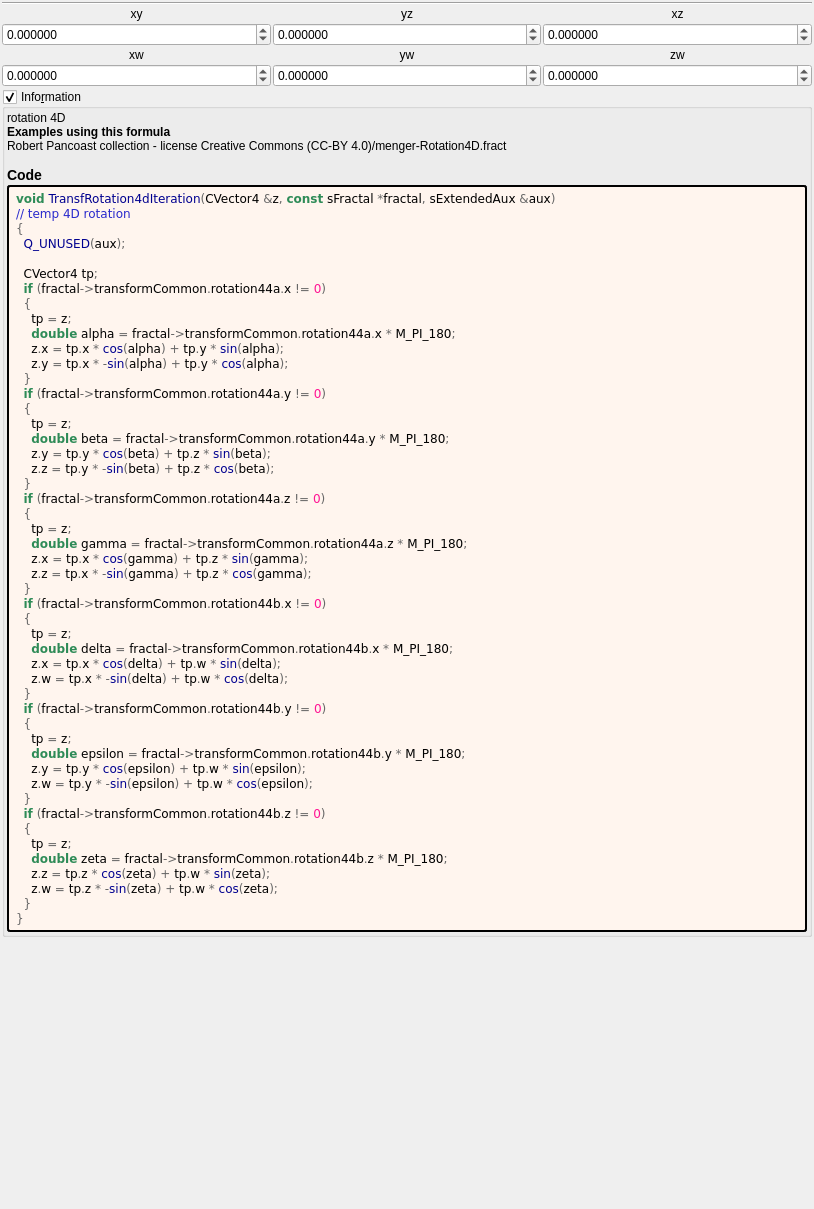
The window that mandelbulber2/formula/ui/transf_rotation4d.ui (buddhi1980/mandelbulber2) describes before a commit, drawn with Qt 5.
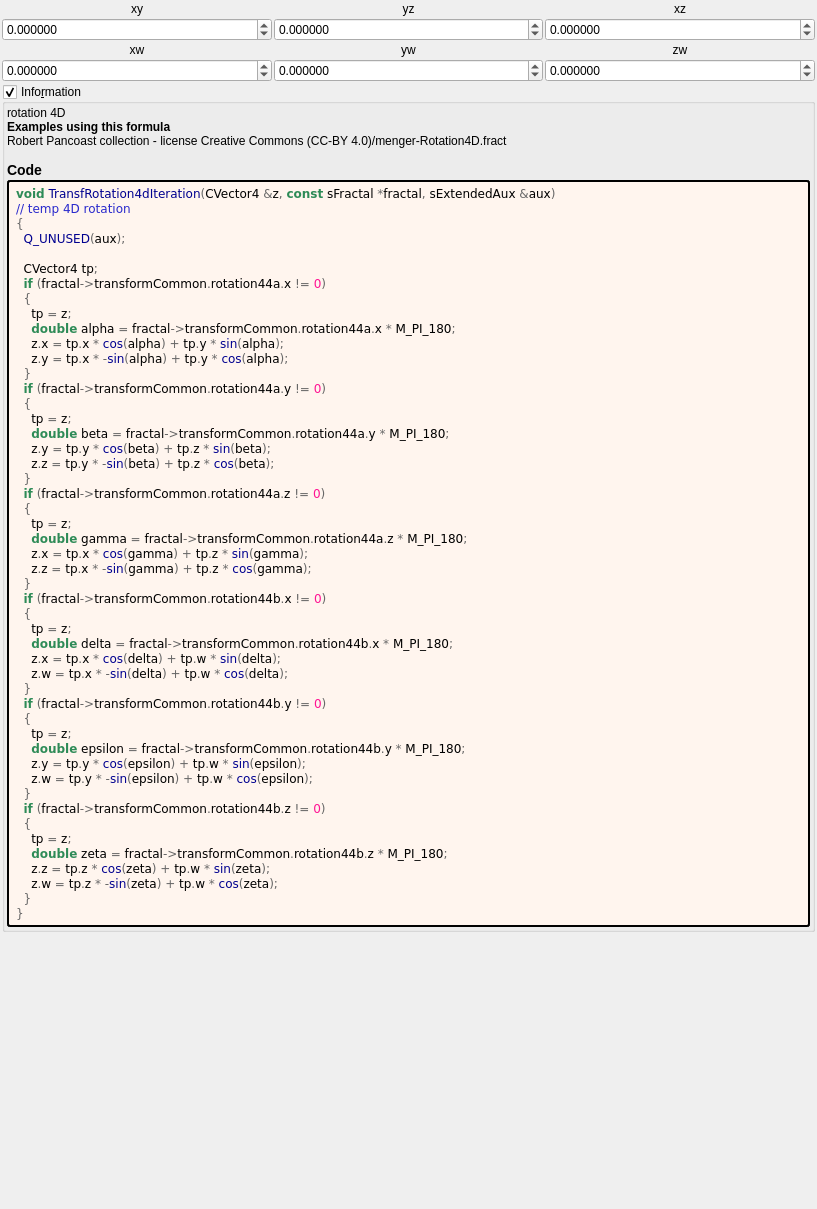
The same window after the commit. Custom widgets are drawn as their Qt base class.

Diff of the .ui file:
```diff
--- a/mandelbulber2/formula/ui/transf_rotation4d.ui
+++ b/mandelbulber2/formula/ui/transf_rotation4d.ui
@@ -6,7 +6,7 @@
    <rect>
     <x>0</x>
     <y>0</y>
-    <width>814</width>
+    <width>817</width>
     <height>1209</height>
    </rect>
   </property>
@@ -34,7 +34,7 @@
      <property name="spacing">
       <number>2</number>
      </property>
-     <item row="2" column="2">
+     <item row="1" column="2">
       <widget class="MyDoubleSpinBox" name="spinboxd3_transf_rotation44a_z">
        <property name="sizePolicy">
         <sizepolicy hsizetype="Minimum" vsizetype="Maximum">
@@ -62,80 +62,7 @@
        </property>
       </widget>
      </item>
-     <item row="2" column="0">
-      <widget class="MyDoubleSpinBox" name="spinboxd3_transf_rotation44a_x">
-       <property name="sizePolicy">
-        <sizepolicy hsizetype="Minimum" vsizetype="Maximum">
-         <horstretch>0</horstretch>
-         <verstretch>0</verstretch>
-        </sizepolicy>
-       </property>
-       <property name="prefix">
-        <string/>
-       </property>
-       <property name="suffix">
-        <string/>
-       </property>
-       <property name="decimals">
-        <number>6</number>
-       </property>
-       <property name="minimum">
-        <double>-180.000000000000000</double>
-       </property>
-       <property name="maximum">
-        <double>180.000000000000000</double>
-       </property>
-       <property name="singleStep">
-        <double>1.000000000000000</double>
-       </property>
-      </widget>
-     </item>
-     <item row="0" column="0" colspan="3">
-      <widget class="Line" name="line_2">
-       <property name="orientation">
-        <enum>Qt::Horizontal</enum>
-       </property>
-      </widget>
-     </item>
-     <item row="1" column="1">
-      <widget class="QLabel" name="label_38">
-       <property name="text">
-        <string notr="true">yz</string>
-       </property>
-       <property name="alignment">
-        <set>Qt::AlignCenter</set>
-       </property>
-      </widget>
-     </item>
-     <item row="2" column="1">
-      <widget class="MyDoubleSpinBox" name="spinboxd3_transf_rotation44a_y">
-       <property name="sizePolicy">
-        <sizepolicy hsizetype="Minimum" vsizetype="Maximum">
-         <horstretch>0</horstretch>
-         <verstretch>0</verstretch>
-        </sizepolicy>
-       </property>
-       <property name="prefix">
-        <string/>
-       </property>
-       <property name="suffix">
-        <string/>
-       </property>
-       <property name="decimals">
-        <number>6</number>
-       </property>
-       <property name="minimum">
-        <double>-180.000000000000000</double>
-       </property>
-       <property name="maximum">
-        <double>180.000000000000000</double>
-       </property>
-       <property name="singleStep">
-        <double>1.000000000000000</double>
-       </property>
-      </widget>
-     </item>
-     <item row="1" column="2">
+     <item row="0" column="2">
       <widget class="QLabel" name="label_37">
        <property name="text">
         <string notr="true">xz</string>
@@ -145,7 +72,35 @@
        </property>
       </widget>
      </item>
-     <item row="1" column="0">
+     <item row="1" column="1">
+      <widget class="MyDoubleSpinBox" name="spinboxd3_transf_rotation44a_y">
+       <property name="sizePolicy">
+        <sizepolicy hsizetype="Minimum" vsizetype="Maximum">
+         <horstretch>0</horstretch>
+         <verstretch>0</verstretch>
+        </sizepolicy>
+       </property>
+       <property name="prefix">
+        <string/>
+       </property>
+       <property name="suffix">
+        <string/>
+       </property>
+       <property name="decimals">
+        <number>6</number>
+       </property>
+       <property name="minimum">
+        <double>-180.000000000000000</double>
+       </property>
+       <property name="maximum">
+        <double>180.000000000000000</double>
+       </property>
+       <property name="singleStep">
+        <double>1.000000000000000</double>
+       </property>
+      </widget>
+     </item>
+     <item row="0" column="0">
       <widget class="QLabel" name="label_40">
        <property name="text">
         <string notr="true">xy</string>
@@ -155,6 +110,44 @@
        </property>
       </widget>
      </item>
+     <item row="1" column="0">
+      <widget class="MyDoubleSpinBox" name="spinboxd3_transf_rotation44a_x">
+       <property name="sizePolicy">
+        <sizepolicy hsizetype="Minimum" vsizetype="Maximum">
+         <horstretch>0</horstretch>
+         <verstretch>0</verstretch>
+        </sizepolicy>
+       </property>
+       <property name="prefix">
+        <string/>
+       </property>
+       <property name="suffix">
+        <string/>
+       </property>
+       <property name="decimals">
+        <number>6</number>
+       </property>
+       <property name="minimum">
+        <double>-180.000000000000000</double>
+       </property>
+       <property name="maximum">
+        <double>180.000000000000000</double>
+       </property>
+       <property name="singleStep">
+        <double>1.000000000000000</double>
+       </property>
+      </widget>
+     </item>
+     <item row="0" column="1">
+      <widget class="QLabel" name="label_38">
+       <property name="text">
+        <string notr="true">yz</string>
+       </property>
+       <property name="alignment">
+        <set>Qt::AlignCenter</set>
+       </property>
+      </widget>
+     </item>
     </layout>
    </item>
    <item>
@@ -412,17 +405,17 @@
   </layout>
  </widget>
  <customwidgets>
+  <customwidget>
+   <class>MyDoubleSpinBox</class>
+   <extends>QDoubleSpinBox</extends>
+   <header>my_double_spin_box.h</header>
+  </customwidget>
   <customwidget>
    <class>MyGroupBox</class>
    <extends>QGroupBox</extends>
    <header>my_group_box.h</header>
    <container>1</container>
   </customwidget>
-  <customwidget>
-   <class>MyDoubleSpinBox</class>
-   <extends>QDoubleSpinBox</extends>
-   <header>my_double_spin_box.h</header>
-  </customwidget>
  </customwidgets>
  <tabstops>
   <tabstop>spinboxd3_transf_rotation44a_x</tabstop>
```
Left out of the diff: 2 changed lines with no effect on the pictures.
